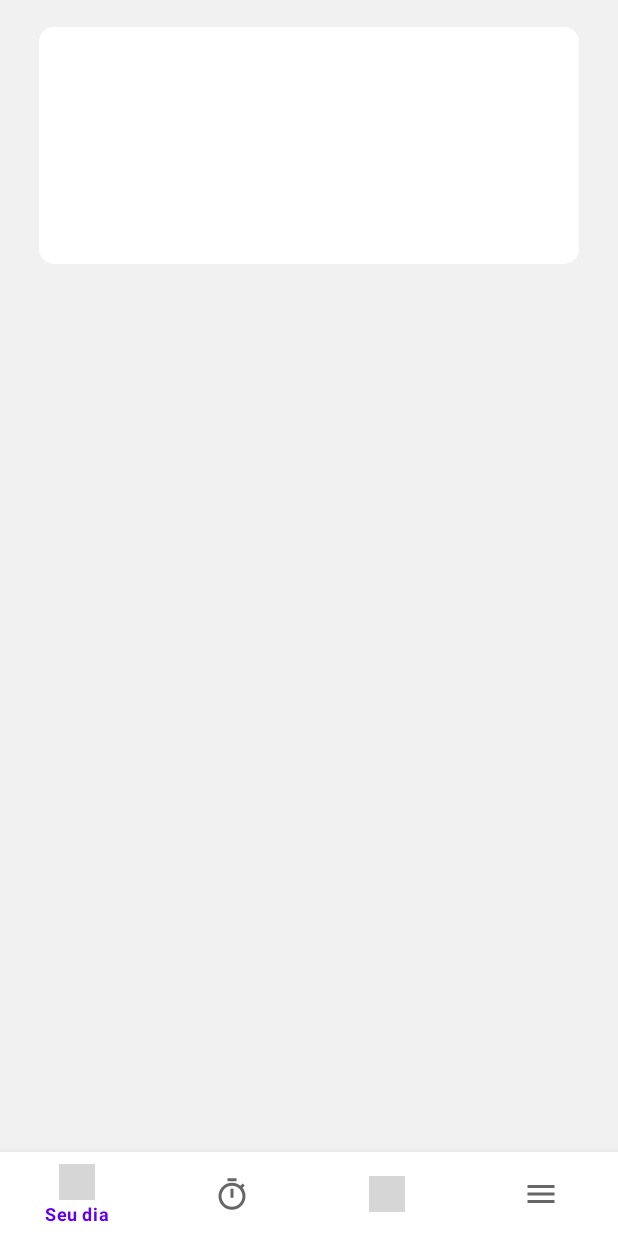
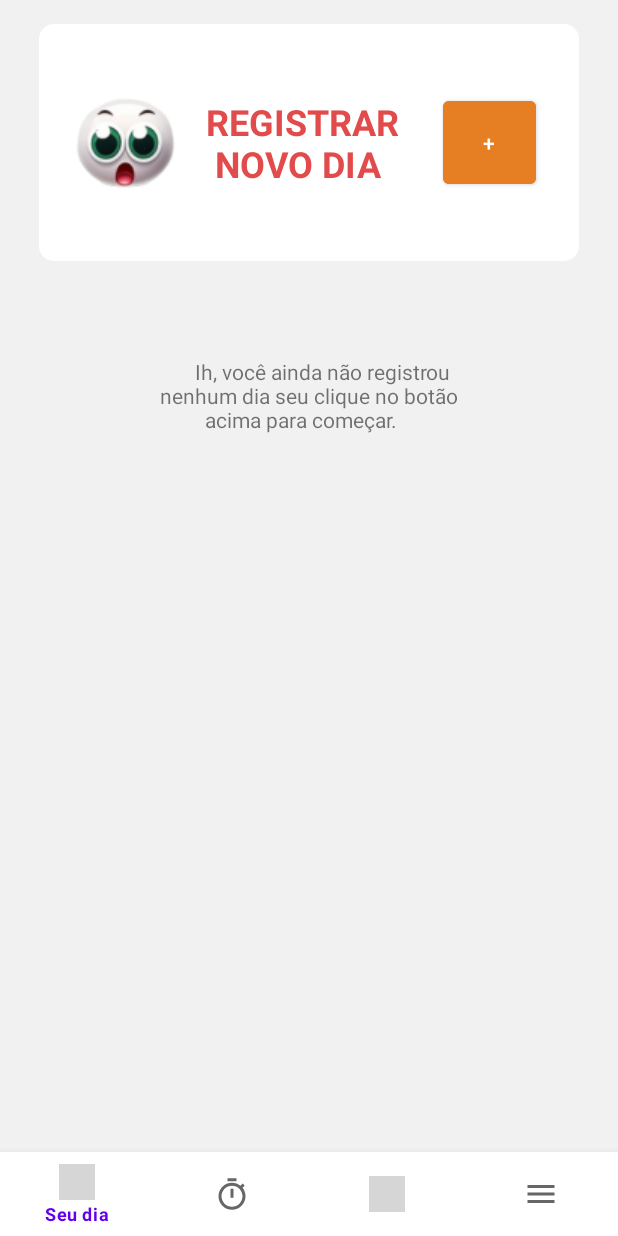
Before and after one commit to CharlesJKK/UDayToday, an Android app: the Home screen opened directly, with no data from a screen before it, on a phone screen of 412 x 824 dp. Run offline under Robolectric (Android 15) with nearby library versions, the phone set to English and light mode, and no system bars; grey boxes are pictures that could not be loaded.

Commit message:
feat: Adicionando a opção de registrar um novo dia não funcional e adicionando um texto caso não exista registros ainda.

```diff
--- a/app/src/main/res/layout/fragment_home.xml
+++ b/app/src/main/res/layout/fragment_home.xml
@@ -1,17 +1,68 @@
 <?xml version="1.0" encoding="utf-8"?>
-<FrameLayout xmlns:android="http://schemas.android.com/apk/res/android"
+<androidx.constraintlayout.widget.ConstraintLayout xmlns:android="http://schemas.android.com/apk/res/android"
+    xmlns:app="http://schemas.android.com/apk/res-auto"
     xmlns:tools="http://schemas.android.com/tools"
     android:layout_width="match_parent"
     android:layout_height="match_parent"
     android:background="#F1F1F1"
     tools:context=".Home">
 
-    <View
-        android:id="@+id/group_12"
+    <androidx.constraintlayout.widget.ConstraintLayout
+        android:id="@+id/constraintLayout"
         android:layout_width="360dp"
         android:layout_height="158dp"
+        android:layout_gravity="top|center"
+        android:layout_marginTop="16dp"
         android:background="@drawable/rounded_background"
-        android:layout_gravity="top|center"
-        android:layout_marginTop="18dp"/>
+        app:layout_constraintEnd_toEndOf="parent"
+        app:layout_constraintStart_toStartOf="parent"
+        app:layout_constraintTop_toTopOf="parent">
 
-</FrameLayout>
+        <ImageView
+            android:id="@+id/imageView3"
+            android:layout_width="wrap_content"
+            android:layout_height="wrap_content"
+            android:layout_marginStart="16dp"
+            android:src="@drawable/homeemoji"
+            app:layout_constraintBottom_toBottomOf="parent"
+            app:layout_constraintStart_toStartOf="parent"
+            app:layout_constraintTop_toTopOf="parent" />
+
+        <TextView
+            android:id="@+id/textView"
+            android:layout_width="wrap_content"
+            android:layout_height="wrap_content"
+            android:layout_marginStart="8dp"
+            android:text="REGISTRAR\n NOVO DIA"
+            android:textColor="#E24B4B"
+            android:textSize="24sp"
+            android:textStyle="bold"
+            app:layout_constraintBottom_toBottomOf="parent"
+            app:layout_constraintStart_toEndOf="@+id/imageView3"
+            app:layout_constraintTop_toTopOf="parent" />
+
+        <Button
+            android:id="@+id/button2"
+            android:layout_width="62dp"
+            android:layout_height="67dp"
+            android:backgroundTint="#E67F24"
+            android:text="+"
+            app:layout_constraintBottom_toBottomOf="parent"
+            app:layout_constraintEnd_toEndOf="parent"
+            app:layout_constraintStart_toEndOf="@+id/textView"
+            app:layout_constraintTop_toTopOf="parent" />
+
+    </androidx.constraintlayout.widget.ConstraintLayout>
+
+    <TextView
+        android:id="@+id/textView2"
+        android:layout_width="wrap_content"
+        android:layout_height="wrap_content"
+        android:layout_marginTop="64dp"
+        android:text="\t\tIh, você ainda não registrou \n nenhum dia seu clique no botão \n          acima para começar."
+        app:layout_constraintEnd_toEndOf="parent"
+        app:layout_constraintStart_toStartOf="parent"
+        app:layout_constraintTop_toBottomOf="@+id/constraintLayout" />
+
+
+</androidx.constraintlayout.widget.ConstraintLayout>
```
